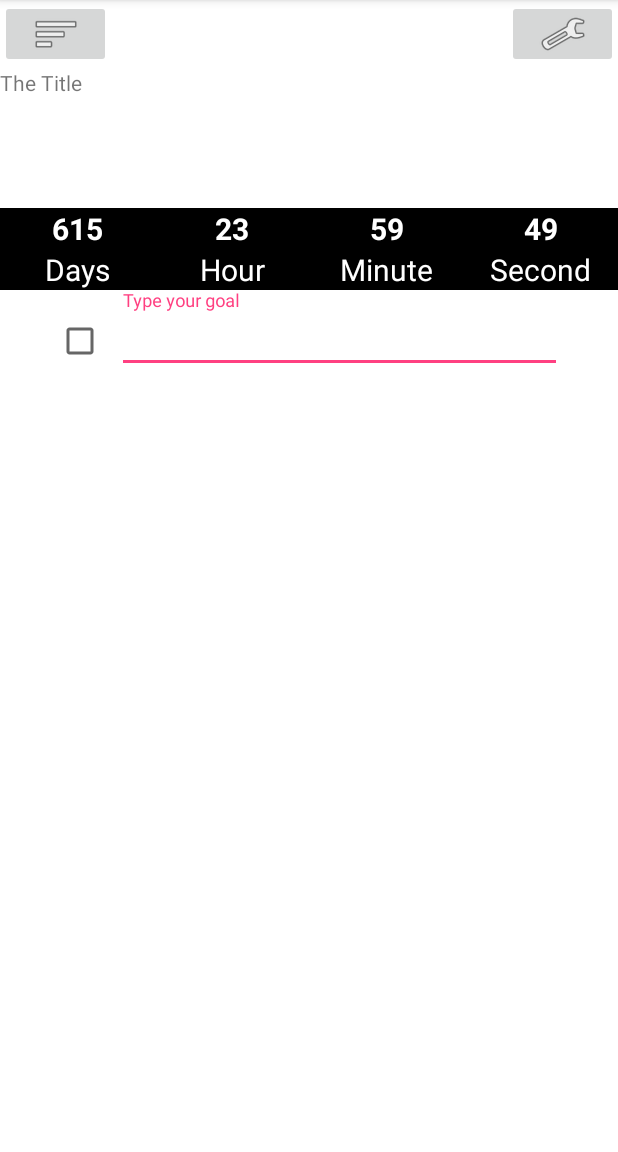
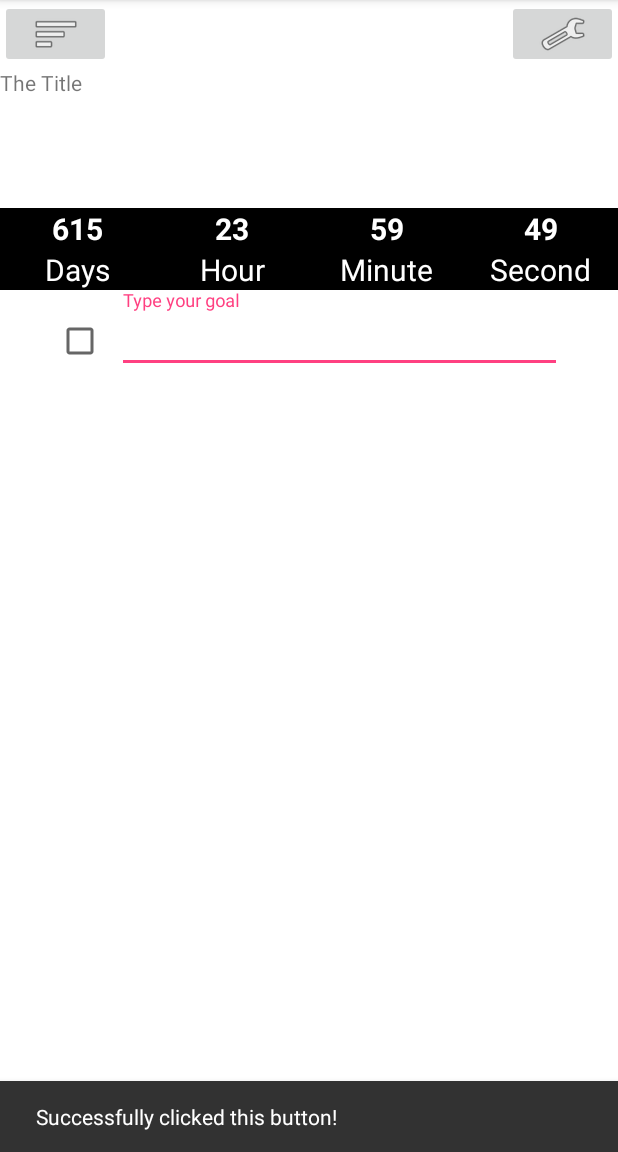
Before and after one commit to Inglam/FinalProject, an Android app: the screen it shows after launch (MainActivity), after a tap on an icon or button, on a phone screen of 412 x 824 dp, the part 84-1236 px from its top. Run offline under Robolectric (Android 15) with nearby library versions, the phone set to English and light mode, and no system bars.

Commit message:
finished button

```diff
--- a/app/src/main/java/edu/illinois/cs/cs125/finalproject/MainActivity.java
+++ b/app/src/main/java/edu/illinois/cs/cs125/finalproject/MainActivity.java
@@ -1,6 +1,7 @@
 package edu.illinois.cs.cs125.finalproject;
 
 import android.nfc.Tag;
+import android.support.design.widget.Snackbar;
 import android.support.v7.app.AppCompatActivity;
 import android.os.Bundle;
 import android.util.Log;
@@ -40,7 +41,9 @@ public class MainActivity extends AppCompatActivity {
         openSideBar.setOnClickListener(new View.OnClickListener() {
             @Override
             public void onClick(final View v) {
-                Log.d(TAG, "Trick or Treat!");
+                Log.d(TAG, "Open Side Bar");
+                Snackbar message = Snackbar.make(findViewById(R.id.SideBar), "Successfully clicked this button!", Snackbar.LENGTH_SHORT);
+                message.show();
             }
         });
 
@@ -49,7 +52,9 @@ public class MainActivity extends AppCompatActivity {
         openSettings.setOnClickListener(new View.OnClickListener() {
             @Override
             public void onClick (final View v){
-                Log.d(TAG, "Please set your date!");
+                Log.d(TAG, "Open Settings");
+                Snackbar message = Snackbar.make(findViewById(R.id.Settings), "Successfully clicked this button!", Snackbar.LENGTH_SHORT);
+                message.show();
             }
         });
 
```
